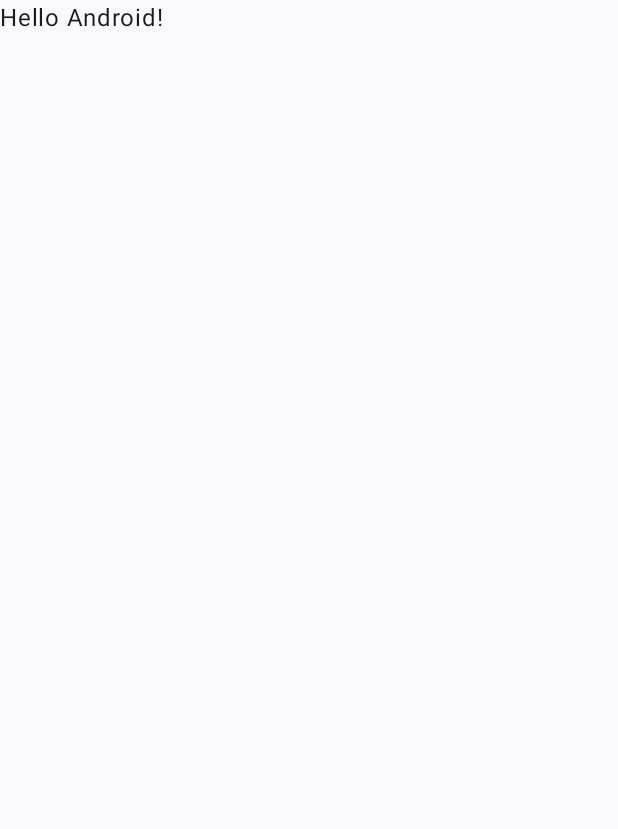
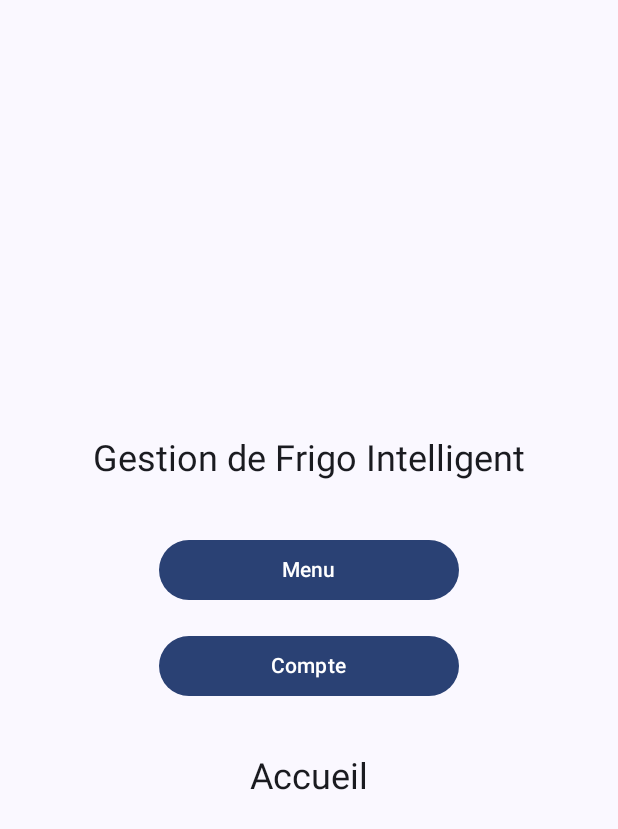
Before and after one commit to dyhia122/MonFrigoIntelligent, an Android app built with Jetpack Compose: the screen it shows after launch (MainActivity), on a phone screen of 412 x 824 dp. Before the commit the part shown is almost empty. Shown: the top 829 px of the screen. Run offline under Robolectric (Android 15) with nearby library versions, the phone set to English and light mode, and no system bars.

Commit message:
Ajout des premiers fichiers du projet

```diff
--- /dev/null
+++ b/app/src/main/java/com/example/myapplication/HomeScreen.kt
@@ -0,0 +1,58 @@
+package com.example.myapplication
+
+import android.widget.Toast
+import androidx.compose.foundation.layout.*
+import androidx.compose.material3.*
+import androidx.compose.runtime.*
+import androidx.compose.ui.Alignment
+import androidx.compose.ui.Modifier
+import androidx.compose.ui.platform.LocalContext
+import androidx.compose.ui.unit.dp
+import androidx.compose.ui.unit.sp
+
+@Composable
+fun HomeScreen(
+    modifier: Modifier = Modifier,
+    onNavigateToMenu: () -> Unit,
+    onNavigateToCompte: () -> Unit // 👈 ajouté ici
+) {
+    val context = LocalContext.current
+
+    Column(
+        modifier = modifier
+            .fillMaxSize()
+            .padding(16.dp),
+        verticalArrangement = Arrangement.Center,
+        horizontalAlignment = Alignment.CenterHorizontally
+    ) {
+        Text(
+            text = "Gestion de Frigo Intelligent",
+            fontSize = 24.sp,
+            style = MaterialTheme.typography.headlineMedium,
+            modifier = Modifier.padding(bottom = 32.dp)
+        )
+
+        Button(
+            onClick = { onNavigateToMenu() },
+            modifier = Modifier
+                .width(200.dp)
+                .padding(bottom = 16.dp)
+        ) {
+            Text(text = "Menu")
+        }
+
+        Button(
+            onClick = { onNavigateToCompte() }, // 👈 navigation vers l’écran Compte
+            modifier = Modifier.width(200.dp)
+        ) {
+            Text(text = "Compte")
+        }
+
+        Text(
+            text = "Accueil",
+            fontSize = 24.sp,
+            style = MaterialTheme.typography.headlineMedium,
+            modifier = Modifier.padding(top = 32.dp)
+        )
+    }
+}
--- a/app/src/main/java/com/example/myapplication/MainActivity.kt
+++ b/app/src/main/java/com/example/myapplication/MainActivity.kt
@@ -12,6 +12,8 @@ import androidx.compose.runtime.Composable
 import androidx.compose.ui.Modifier
 import androidx.compose.ui.tooling.preview.Preview
 import com.example.myapplication.ui.theme.MyApplicationTheme
+import com.example.myapplication.HomeScreen
+import com.example.myapplication.MenuScreen
 
 class MainActivity : ComponentActivity() {
     override fun onCreate(savedInstanceState: Bundle?) {
@@ -19,29 +21,10 @@ class MainActivity : ComponentActivity() {
         enableEdgeToEdge()
         setContent {
             MyApplicationTheme {
-                Scaffold(modifier = Modifier.fillMaxSize()) { innerPadding ->
-                    Greeting(
-                        name = "Android",
-                        modifier = Modifier.padding(innerPadding)
-                    )
+                Scaffold(modifier = Modifier.fillMaxSize()) {
+                    MainScreen() // 👉 point d’entrée unique
                 }
             }
         }
     }
 }
-
-@Composable
-fun Greeting(name: String, modifier: Modifier = Modifier) {
-    Text(
-        text = "Hello $name!",
-        modifier = modifier
-    )
-}
-
-@Preview(showBackground = true)
-@Composable
-fun GreetingPreview() {
-    MyApplicationTheme {
-        Greeting("Android")
-    }
-}
--- /dev/null
+++ b/app/src/main/java/com/example/myapplication/MainScreen.kt
@@ -0,0 +1,17 @@
+package com.example.myapplication
+
+import androidx.compose.runtime.*
+
+@Composable
+fun MainScreen() {
+    var currentScreen by remember { mutableStateOf("home") }
+
+    when (currentScreen) {
+        "home" -> HomeScreen(
+            onNavigateToMenu = { currentScreen = "menu" },
+            onNavigateToCompte = { currentScreen = "compte" } // 👈 ajouté ici
+        )
+        "menu" -> MenuScreen(onNavigateToHome = { currentScreen = "home" })
+        "compte" -> CompteScreen(onNavigateToHome = { currentScreen = "home" }) // 👈 nouveau
+    }
+}
```
Also changed, not shown: app/src/main/java/com/example/myapplication/AppDataBase.kt (added, +28 -0 lines), app/src/main/java/com/example/myapplication/CompteScreen.kt (added, +110 -0 lines), app/src/main/java/com/example/myapplication/MenuScreen.kt (added, +86 -0 lines), app/src/main/java/com/example/myapplication/User.kt (added, +16 -0 lines), app/src/main/java/com/example/myapplication/UserDao.kt (added, +18 -0 lines), build.gradle.kts (line endings or trailing spaces).
